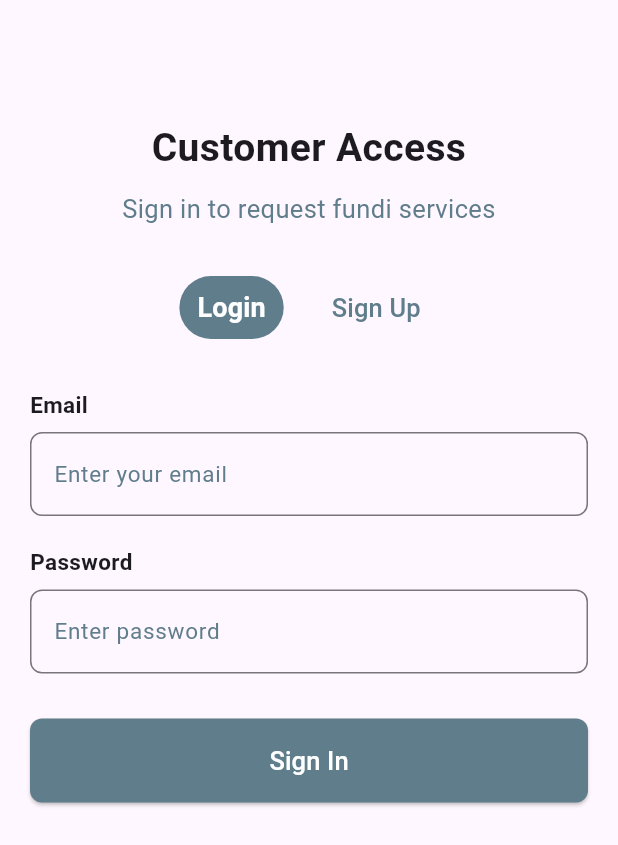
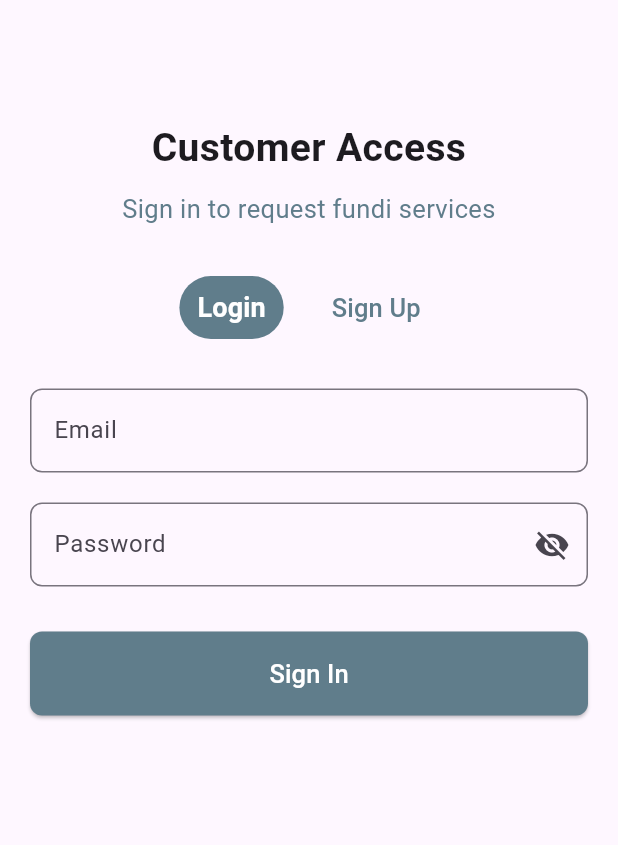
Before and after one commit to JOHNELLY-001/BingwaFix, a Flutter app: the screen it shows after launch, after a tap on "Get started", after a tap on "Continue as Customer", on a phone screen of 412 x 824 dp. Shown: the top 845 px of the screen. Run offline on Flutter 3.47's test engine with Material 3 defaults, Android fonts, the light colour scheme and no system bars; our stand-ins replace geolocator, google_maps_flutter; network calls fail.

Commit message:
Added the error handler and widget style refining

```diff
--- a/lib/Registration/LoginPage.dart
+++ b/lib/Registration/LoginPage.dart
@@ -1,4 +1,4 @@
-// import 'package:bingwa_fix/DashBoard/CustomerDash.dart';
+// import 'package:bingwa_fix/DashBoard/customer_stack.dart';
 // import 'package:flutter/material.dart';
 
 //
@@ -139,9 +139,11 @@
 }
 
 class _LoginPageState extends State<LoginPage> {
+  final _formKey = GlobalKey<FormState>();
   final TextEditingController _emailController = TextEditingController();
   final TextEditingController _passwordController = TextEditingController();
   bool isLoading = false;
+  bool _obsecurePassword = true;
 
   Future<void> _login() async {
     final String apiUrl = "https://bingwa-fix-backend.vercel.app/api/auth/login";
@@ -233,7 +235,10 @@
     return Scaffold(
       // backgroundColor: Colors.white,
       body: SingleChildScrollView(
-        padding: const EdgeInsets.all(20),
+        child: Padding(
+          padding: const EdgeInsets.all(20.0),
+          child: Form(
+              key: _formKey,
           child: Column(
             crossAxisAlignment: CrossAxisAlignment.stretch,
             children: [
@@ -289,47 +294,60 @@
                 ],
               ),
               const SizedBox(height: 30),
-            const Text(
-              'Email',
-              style: TextStyle(
-                fontSize: 15,
-                fontWeight: FontWeight.bold,
-              ),
-            ),
-            const SizedBox(height: 8),
-            TextField(
+              TextFormField(
                 controller: _emailController,
                 decoration: InputDecoration(
+                  labelText: 'Email',
                   hintText: 'Enter your email',
                   hintStyle: TextStyle(color: Colors.blueGrey, fontSize: 15),
                   border: OutlineInputBorder(
                     borderRadius: BorderRadius.circular(8),
                   ),
                 ),
+                validator: (value) {
+                  if (value == null || value.isEmpty) {
+                    return 'Please enter your email';
+                  }
+                  return null;
+                }
+
               ),
               const SizedBox(height: 20),
-            const Text(
-              'Password',
-              style: TextStyle(
-                fontSize: 15,
-                fontWeight: FontWeight.bold,
-              ),
-            ),
-            const SizedBox(height: 8),
-            TextField(
+              TextFormField(
                 controller: _passwordController,
-              obscureText: true,
+                obscureText: _obsecurePassword,
                 decoration: InputDecoration(
+                  labelText: 'Password',
                   hintText: 'Enter password',
                   hintStyle: TextStyle(color: Colors.blueGrey, fontSize: 15),
                   border: OutlineInputBorder(
                     borderRadius: BorderRadius.circular(8),
                   ),
+                  suffixIcon: IconButton(
+                    icon: Icon(
+                      _obsecurePassword ? Icons.visibility_off : Icons.visibility,
                     ),
+                    onPressed: () {
+                      setState(() {
+                        _obsecurePassword = !_obsecurePassword;
+                      });
+                    },
+                  )
+                ),
+                validator: (value) {
+                  if ( value == null || value.isEmpty) {
+                    return 'Please enter your password';
+                  }
+                  return null;
+                },
               ),
               const SizedBox(height: 30),
               ElevatedButton(
-              onPressed: isLoading ? null : _login,
+                onPressed: isLoading ? null : () {
+                  if (_formKey.currentState!.validate()) {
+                    _login();
+                }
+                },
                 style: ElevatedButton.styleFrom(
                   padding: const EdgeInsets.symmetric(vertical: 16),
                   shape: RoundedRectangleBorder(
@@ -344,6 +362,8 @@
               ),
             ],
           ),
+      )
+        ),
       ),
     );
   }
```
Lines whose indentation alone changed are shown as unchanged.
